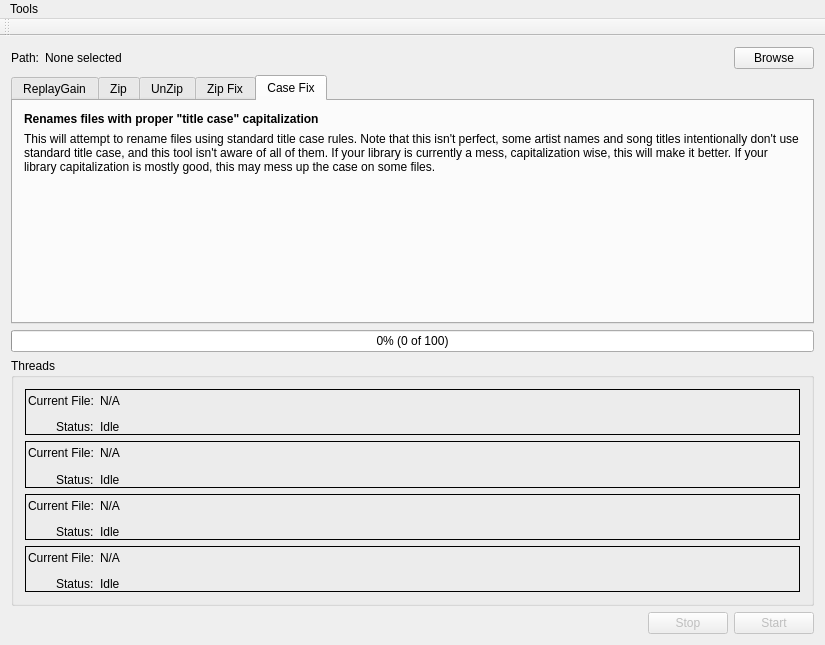
First picture: the form in mainwindow.ui, repository OpenKJ/OpenKJTools, before the edit.
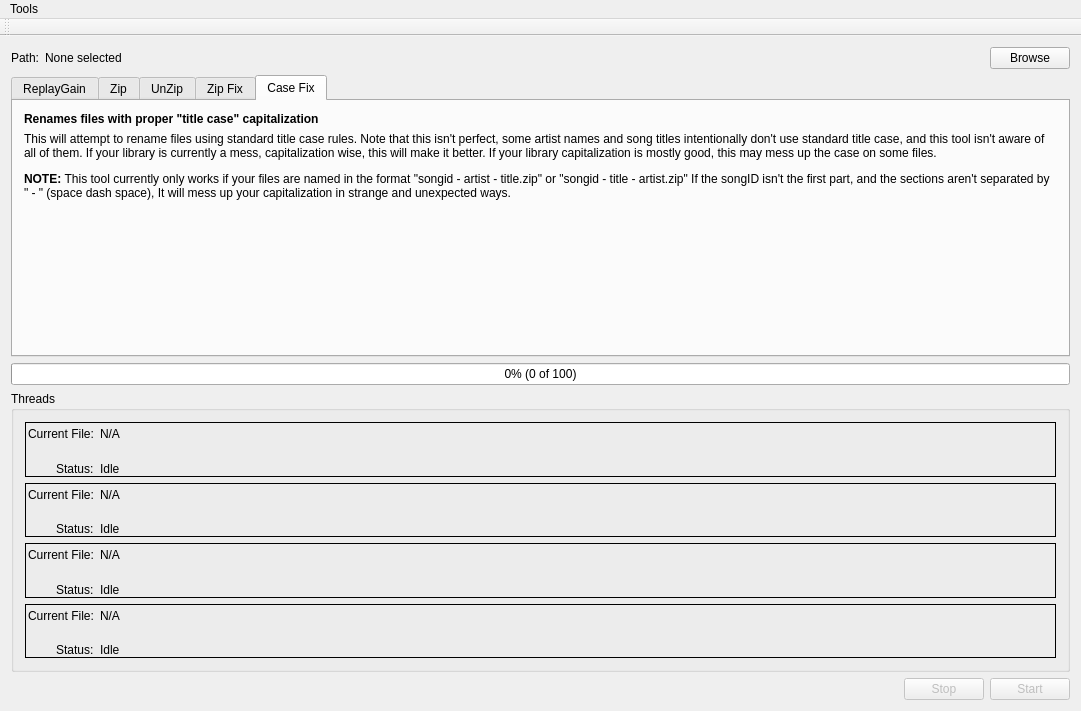
Second picture: the form after the edit. The open tabs and pages were chosen to show the change. Icons and pictures are not drawn.

Commit message: Add warning about naming standards to CaseFix

Patch:
```diff
--- a/mainwindow.ui
+++ b/mainwindow.ui
@@ -6,8 +6,8 @@
    <rect>
     <x>0</x>
     <y>0</y>
-    <width>825</width>
-    <height>645</height>
+    <width>1081</width>
+    <height>711</height>
    </rect>
   </property>
   <property name="windowTitle">
@@ -380,7 +380,7 @@
         <item>
          <widget class="QLabel" name="label_3">
           <property name="text">
-           <string>&lt;html&gt;&lt;head/&gt;&lt;body&gt;&lt;p&gt;This will attempt to rename files using standard title case rules. Note that this isn't perfect, some artist names and song titles intentionally don't use standard title case, and this tool isn't aware of all of them. If your library is currently a mess, capitalization wise, this will make it better. If your library capitalization is mostly good, this may mess up the case on some files.&lt;/p&gt;&lt;/body&gt;&lt;/html&gt;</string>
+           <string>&lt;html&gt;&lt;head/&gt;&lt;body&gt;&lt;p&gt;This will attempt to rename files using standard title case rules. Note that this isn't perfect, some artist names and song titles intentionally don't use standard title case, and this tool isn't aware of all of them. If your library is currently a mess, capitalization wise, this will make it better. If your library capitalization is mostly good, this may mess up the case on some files. &lt;/p&gt;&lt;p&gt;&lt;span style=&quot; font-weight:600;&quot;&gt;NOTE: &lt;/span&gt;This tool currently only works if your files are named in the format &amp;quot;songid - artist - title.zip&amp;quot; or &amp;quot;songid - title - artist.zip&amp;quot; If the songID isn't the first part, and the sections aren't separated by &amp;quot; - &amp;quot; (space dash space), It will mess up your capitalization in strange and unexpected ways.&lt;/p&gt;&lt;/body&gt;&lt;/html&gt;</string>
           </property>
           <property name="wordWrap">
            <bool>true</bool>
@@ -803,7 +803,7 @@
     <rect>
      <x>0</x>
      <y>0</y>
-     <width>825</width>
+     <width>1081</width>
      <height>28</height>
     </rect>
    </property>
```
The commit also changes 7 other files.
